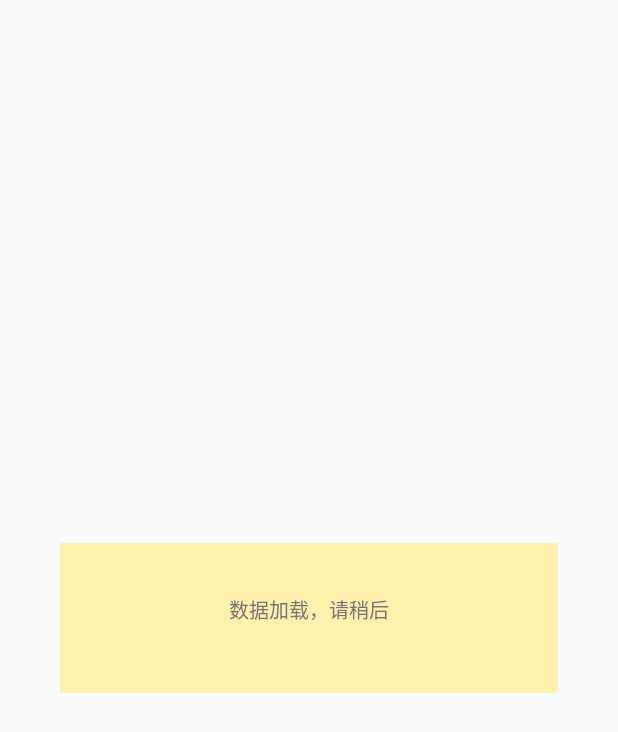
After one commit to Tophold/FinancialCustomerView, an Android app: the layout activity_minor.xml on its own in the app's theme, with its tools: preview values and no code run, on a phone screen of 412 x 824 dp. The commit adds this screen. Shown: the top 732 px of the screen. Run offline under Robolectric (Android 15) with nearby library versions, the phone set to English and light mode, and no system bars.

Commit message:
副图相关算法资料引入，demo等。

```diff
--- a/app/src/main/AndroidManifest.xml
+++ b/app/src/main/AndroidManifest.xml
@@ -20,6 +20,9 @@
         </activity>
         <activity android:name=".financialview.kview.timesharing.TimeSharingActivity">
         </activity>
+        <activity android:name=".financialview.kview.minor.MinorActivity"
+            android:screenOrientation="landscape">
+        </activity>
     </application>
 
 </manifest>
--- a/app/src/main/java/wgyscsf/financialcustomerview/MainActivity.java
+++ b/app/src/main/java/wgyscsf/financialcustomerview/MainActivity.java
@@ -4,6 +4,7 @@ import android.os.Bundle;
 import android.view.View;
 
 import wgyscsf.financialcustomerview.financialview.fund.FundActivity;
+import wgyscsf.financialcustomerview.financialview.kview.minor.MinorActivity;
 import wgyscsf.financialcustomerview.financialview.kview.timesharing.TimeSharingActivity;
 
 public class MainActivity extends BaseActivity {
@@ -22,4 +23,8 @@ public class MainActivity extends BaseActivity {
     public void goTimeShring(View view) {
         go(TimeSharingActivity.class);
     }
+
+    public void goMinor(View view) {
+        go(MinorActivity.class);
+    }
 }
--- a/app/src/main/java/wgyscsf/financialcustomerview/financialview/kview/KView.java
+++ b/app/src/main/java/wgyscsf/financialcustomerview/financialview/kview/KView.java
@@ -2,6 +2,7 @@ package wgyscsf.financialcustomerview.financialview.kview;
 
 import android.content.Context;
 import android.graphics.Canvas;
+import android.graphics.DashPathEffect;
 import android.graphics.Paint;
 import android.support.annotation.Nullable;
 import android.util.AttributeSet;
@@ -38,7 +39,7 @@ public class KView extends BaseFinancialView {
     protected static final long DEF_PULL_LENGTH = 5;
 
     //缩放最小值，该值理论上可以最小为3。为了美观，这个值不能太小，不然就成一条线了。不能定义为final,程序可能会对该值进行修改（容错）
-    protected static int DEF_SCALE_MINNUM = 30;
+    protected static int DEF_SCALE_MINNUM = 10;
     //缩放最大值，该值最大理论上可为数据集合的大小
     protected static int DEF_SCALE_MAXNUM = 300;
 
@@ -115,8 +116,8 @@ public class KView extends BaseFinancialView {
      */
     //画笔:正在加载中
     protected Paint mLoadingPaint;
-    protected  float mLoadingTextSize = 20;
-    protected  int mLoadingTextColor;
+    protected float mLoadingTextSize = 20;
+    protected int mLoadingTextColor;
     protected final String mLoadingText = "数据加载，请稍后";
     //是否显示loading,在入场的时候，数据还没有加载时进行显示。逻辑判断使用，不可更改
     protected boolean mDrawLoadingPaint = true;
@@ -126,7 +127,12 @@ public class KView extends BaseFinancialView {
     protected float mOuterLineWidth = 1;
     protected int mOuterLineColor;
 
-
+    //画笔:内部xy轴虚线
+    protected Paint mInnerXyPaint;
+    protected float  mInnerXyLineWidth = 1;
+    protected int mInnerXyLineColor;
+    //是否是虚线，可更改
+    protected boolean mIsInnerXyLineDashed = true;
 
 
     public KView(Context context) {
@@ -176,12 +182,14 @@ public class KView extends BaseFinancialView {
 
     private void initColorRes() {
         mOuterLineColor = getColor(R.color.color_kview_outerStrokeColor);
-        mLoadingTextColor=getColor(R.color.color_kview_loadingTxtColor);
+        mLoadingTextColor = getColor(R.color.color_kview_loadingTxtColor);
+        mInnerXyLineColor = getColor(R.color.color_kview_innerXyDashColor);
     }
 
     private void initPaintRes() {
         initLoadingPaint();
         initOuterPaint();
+        initInnerXyPaint();
     }
 
     protected void initLoadingPaint() {
@@ -195,6 +203,17 @@ public class KView extends BaseFinancialView {
         mOuterPaint = new Paint(Paint.ANTI_ALIAS_FLAG);
         mOuterPaint.setColor(mOuterLineColor);
         mOuterPaint.setStrokeWidth(mOuterLineWidth);
+    }
+
+    protected void initInnerXyPaint() {
+        mInnerXyPaint = new Paint(Paint.ANTI_ALIAS_FLAG);
+        mInnerXyPaint.setColor(mInnerXyLineColor);
+        mInnerXyPaint.setStrokeWidth(mInnerXyLineWidth);
+        mInnerXyPaint.setStyle(Paint.Style.STROKE);
+        if (mIsInnerXyLineDashed) {
+            setLayerType(LAYER_TYPE_SOFTWARE, null);
+            mInnerXyPaint.setPathEffect(new DashPathEffect(new float[]{5, 5}, 0));
+        }
     }
 
     protected void showLoadingPaint(Canvas canvas) {
--- a/app/src/main/java/wgyscsf/financialcustomerview/financialview/kview/minor/MinorView.java
+++ b/app/src/main/java/wgyscsf/financialcustomerview/financialview/kview/minor/MinorView.java
@@ -1,6 +1,7 @@
 package wgyscsf.financialcustomerview.financialview.kview.minor;
 
 import android.content.Context;
+import android.graphics.Canvas;
 import android.support.annotation.Nullable;
 import android.util.AttributeSet;
 
@@ -40,9 +41,6 @@ public class MinorView extends KView {
     int mDColor;
     int mJColor;
 
-
-
-
     //显示的副图类型
     MinorType mMinorType = MinorType.MACD;
 
@@ -69,6 +67,14 @@ public class MinorView extends KView {
         super.onLayout(changed, left, top, right, bottom);
     }
 
+    @Override
+    protected void onDraw(Canvas canvas) {
+        super.onDraw(canvas);
+        if (mQuotesList == null || mQuotesList.isEmpty()) {
+            return;
+        }
+        drawInnerXy(canvas);
+    }
 
     private void initAttrs() {
         initColorRes();
@@ -94,7 +100,25 @@ public class MinorView extends KView {
         mDColor = getColor(R.color.color_minorView_dColor);
         mJColor = getColor(R.color.color_minorView_jColor);
     }
+    protected void drawInnerXy(Canvas canvas) {
+        //x轴的虚线不再绘制
+        //先绘制x轴
+        //计算每一段x的高度
+//        double perhight = (mHeight - mPaddingTop - mPaddingBottom) / 4;
+//        for (int i = 1; i <= 3; i++) {
+//            canvas.drawLine(mPaddingLeft, (float) (mPaddingTop + perhight * i),
+//                    mWidth - mPaddingRight, (float) (mPaddingTop + perhight * i),
+//                    mInnerXyPaint);
+//        }
 
+        //绘制y轴
+        double perWidth = (mWidth - mPaddingLeft - mPaddingRight) / 4;
+        for (int i = 1; i <= 3; i++) {
+            canvas.drawLine((float) (mPaddingLeft + perWidth * i), mPaddingTop,
+                    (float) (mPaddingLeft + perWidth * i), mHeight - mPaddingBottom,
+                    mInnerXyPaint);
+        }
+    }
     //副图正在展示的类型
     enum MinorType {
         MACD,
--- /dev/null
+++ b/app/src/main/res/layout/activity_minor.xml
@@ -0,0 +1,18 @@
+<?xml version="1.0" encoding="utf-8"?>
+<LinearLayout
+    xmlns:android="http://schemas.android.com/apk/res/android"
+    android:layout_width="match_parent"
+    android:layout_height="match_parent"
+    android:gravity="center">
+
+
+    <wgyscsf.financialcustomerview.financialview.kview.minor.MinorView
+        android:id="@+id/am_mv_minorView"
+        android:layout_width="match_parent"
+        android:layout_height="100dp"
+        android:layout_marginLeft="40dp"
+        android:layout_marginRight="40dp"
+        android:background="#fff0ae"/>
+
+
+</LinearLayout>
--- a/app/src/main/res/values/colors.xml
+++ b/app/src/main/res/values/colors.xml
@@ -24,12 +24,12 @@
     <!--外边框颜色-->
     <color name="color_kview_outerStrokeColor">#787274</color>
     <color name="color_kview_loadingTxtColor">#787274</color>
+    <!--内部xy虚线-->
+    <color name="color_kview_innerXyDashColor">#787274</color>
 
 
     <!--++++++++++++++++++分时图自定义View++++++++++++++++++++-->
     <!--分时图相关属性-->
-    <!--内部xy虚线-->
-    <color name="color_timeSharing_innerXyDashColor">#787274</color>
     <!--折线图-->
     <color name="color_timeSharing_brokenLineColor">#3785d9</color>
     <!--折线图最后的小圆点的颜色-->
```
Also changed, not shown: app/src/main/java/wgyscsf/financialcustomerview/financialview/kview/minor/MinorActivity.java (added, +248 -0 lines), app/src/main/java/wgyscsf/financialcustomerview/financialview/kview/timesharing/TimeSharingView.java (+0 -20 lines), app/src/main/res/layout/activity_main.xml (+9 -0 lines), 2 other files.
